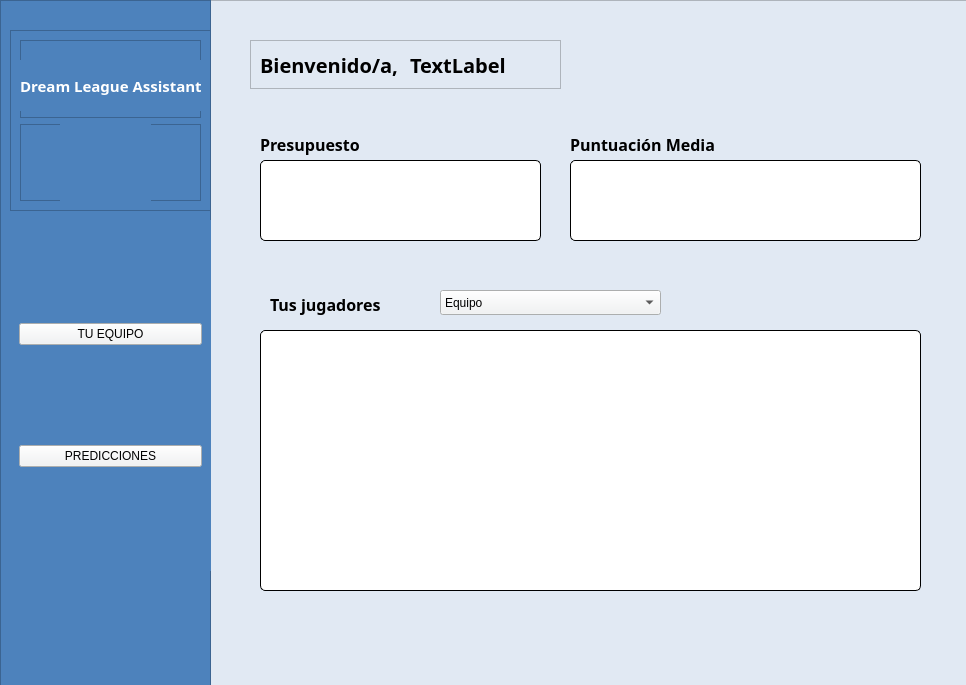
The window that dla.ui (lgruneirodem/interfaz) describes before a commit, drawn with Qt 5.
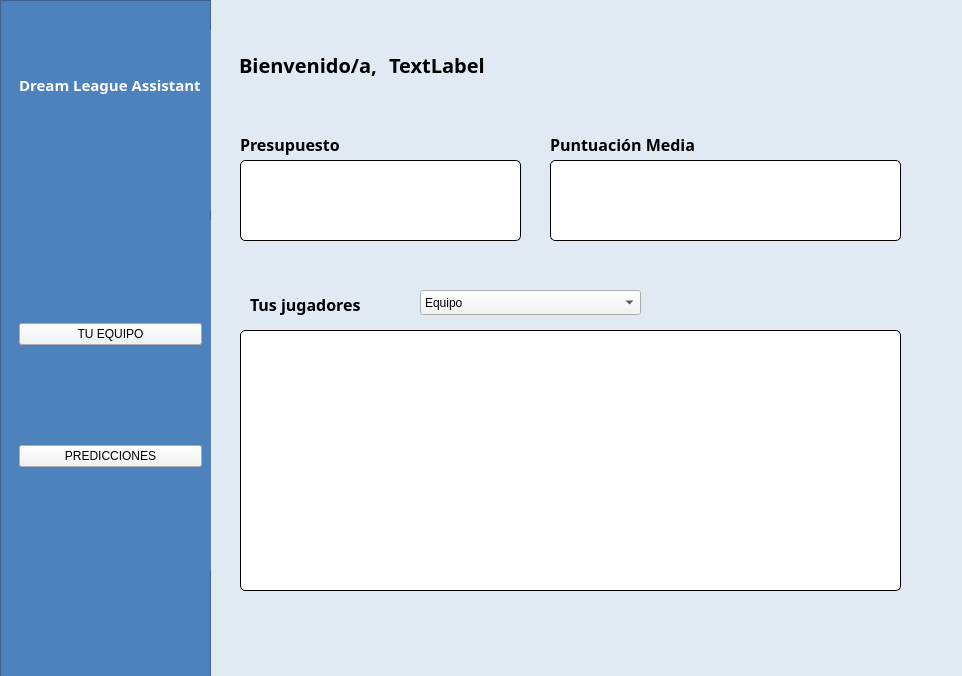
The same window after the commit. Icons and pictures are not drawn.

Commit message: Interfaces y conexión

```diff
--- a/dla.ui
+++ b/dla.ui
@@ -6,8 +6,8 @@
    <rect>
     <x>0</x>
     <y>0</y>
-    <width>966</width>
-    <height>685</height>
+    <width>962</width>
+    <height>676</height>
    </rect>
   </property>
   <property name="cursor">
@@ -40,9 +40,9 @@
      <widget class="QFrame" name="frame_2">
       <property name="geometry">
        <rect>
-        <x>0</x>
+        <x>-20</x>
         <y>10</y>
-        <width>781</width>
+        <width>801</width>
         <height>701</height>
        </rect>
       </property>
@@ -50,7 +50,7 @@
        <string notr="true">background-color: rgb(225, 233, 243);</string>
       </property>
       <property name="frameShape">
-       <enum>QFrame::StyledPanel</enum>
+       <enum>QFrame::NoFrame</enum>
       </property>
       <property name="frameShadow">
        <enum>QFrame::Raised</enum>
@@ -178,10 +178,13 @@
         <string notr="true">background-color: rgb(225, 233, 243);</string>
        </property>
        <property name="frameShape">
-        <enum>QFrame::StyledPanel</enum>
+        <enum>QFrame::NoFrame</enum>
        </property>
        <property name="frameShadow">
-        <enum>QFrame::Raised</enum>
+        <enum>QFrame::Sunken</enum>
+       </property>
+       <property name="lineWidth">
+        <number>0</number>
        </property>
        <layout class="QHBoxLayout" name="horizontalLayout">
         <item>
@@ -278,7 +281,7 @@
         <rect>
          <x>50</x>
          <y>130</y>
-         <width>113</width>
+         <width>141</width>
          <height>29</height>
         </rect>
        </property>
@@ -305,7 +308,7 @@
         <rect>
          <x>360</x>
          <y>130</y>
-         <width>171</width>
+         <width>231</width>
          <height>29</height>
         </rect>
        </property>
@@ -332,7 +335,7 @@
         <rect>
          <x>60</x>
          <y>290</y>
-         <width>113</width>
+         <width>161</width>
          <height>29</height>
         </rect>
        </property>
@@ -819,7 +822,7 @@
        </rect>
       </property>
       <property name="frameShape">
-       <enum>QFrame::StyledPanel</enum>
+       <enum>QFrame::NoFrame</enum>
       </property>
       <property name="frameShadow">
        <enum>QFrame::Raised</enum>
@@ -827,8 +830,11 @@
       <layout class="QVBoxLayout" name="verticalLayout_2">
        <item>
         <widget class="QFrame" name="frametitulo">
+         <property name="styleSheet">
+          <string notr="true">background-color: transparent;</string>
+         </property>
          <property name="frameShape">
-          <enum>QFrame::StyledPanel</enum>
+          <enum>QFrame::NoFrame</enum>
          </property>
          <property name="frameShadow">
           <enum>QFrame::Raised</enum>
@@ -872,7 +878,7 @@
        <item>
         <widget class="QFrame" name="framelogo">
          <property name="frameShape">
-          <enum>QFrame::StyledPanel</enum>
+          <enum>QFrame::NoFrame</enum>
          </property>
          <property name="frameShadow">
           <enum>QFrame::Raised</enum>
@@ -887,7 +893,8 @@
            </rect>
           </property>
           <property name="styleSheet">
-           <string notr="true">image: url(:/logo_dla.qrc/interfaz/logo_dla-removebg-preview (3).png);</string>
+           <string notr="true">image: url(:/logo_dla.qrc/interfaz/logo_dla-removebg-preview (3).png);
+background-color: transparent;</string>
           </property>
           <property name="text">
            <string/>
```
Left out of the diff: 4 changed lines with no effect on the pictures. The commit also changes 4 other files.
